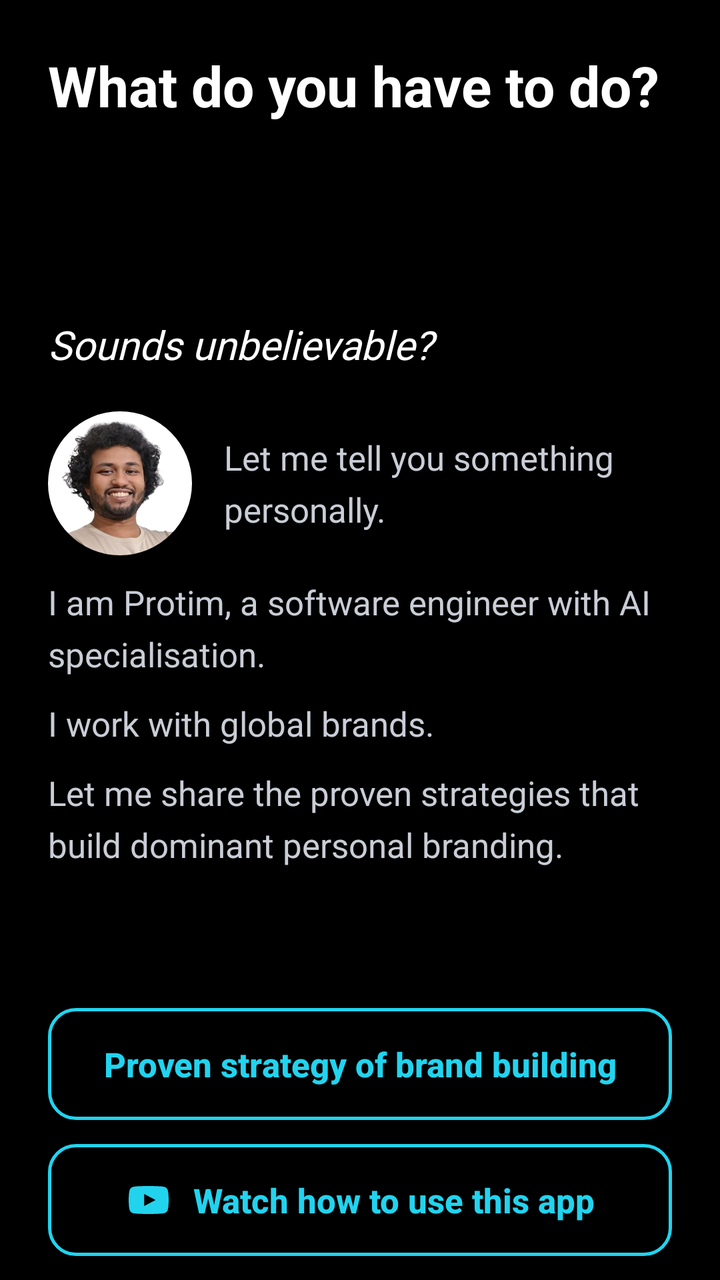
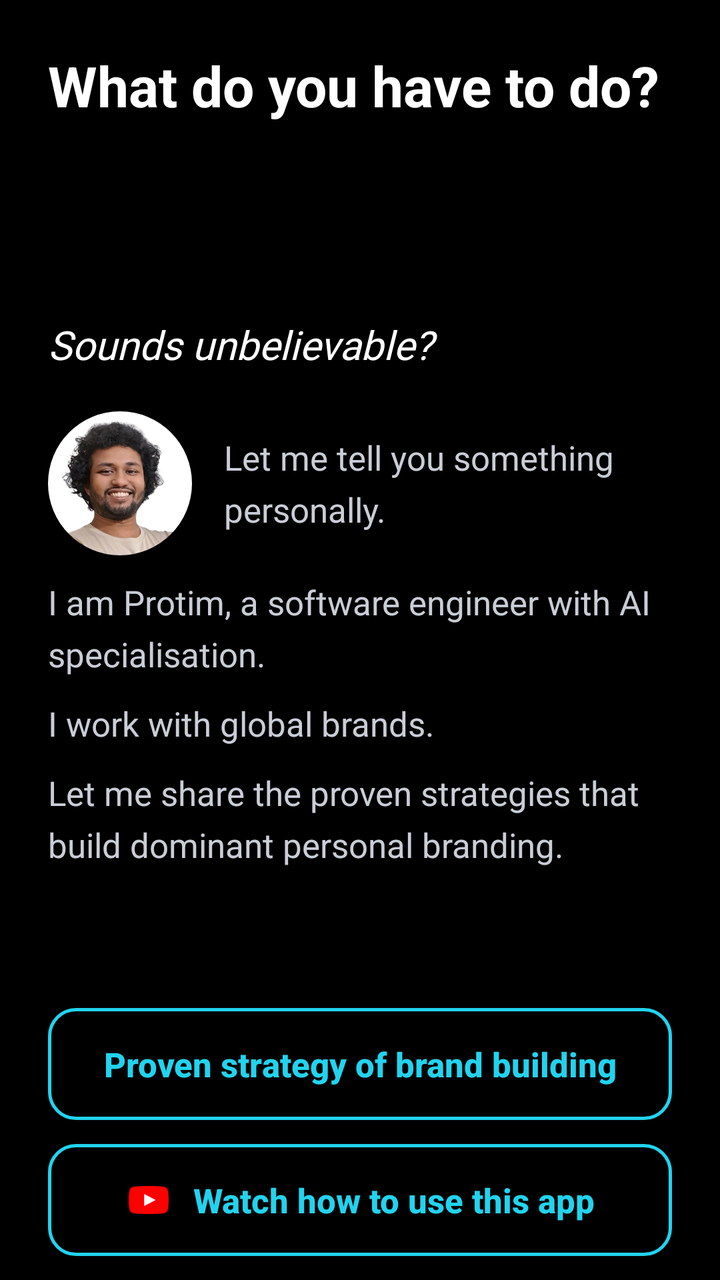

An Android layout rendered at two revisions. The XML below is the earlier revision; the diff shows what the commit changed to produce the second picture.
<!-- AndroidManifest.xml: application theme Theme.CustomScreen -->
<!-- res/layout/item_onboarding_todo.xml -->
<?xml version="1.0" encoding="utf-8"?>
<LinearLayout xmlns:android="http://schemas.android.com/apk/res/android"
    xmlns:app="http://schemas.android.com/apk/res-auto"
    style="@style/OnbPage">

    <TextView
        style="@style/OnbTitle"
        android:text="@string/onb_title_todo" />

    <ScrollView style="@style/OnbScroll">

        <LinearLayout
            android:layout_width="match_parent"
            android:layout_height="wrap_content"
            android:orientation="vertical">

            <TextView
                android:id="@+id/onb_todo_talk"
                style="@style/OnbBody" />

            <TextView
                android:id="@+id/onb_todo_grow"
                style="@style/OnbBody"
                android:layout_marginTop="12dp" />

            <TextView
                android:layout_width="match_parent"
                android:layout_height="wrap_content"
                android:layout_marginTop="20dp"
                android:fontFamily="@font/bitter"
                android:text="@string/onb_todo_doubt"
                android:textColor="@color/onb_title"
                android:textSize="20sp"
                android:textStyle="italic" />

            
            <LinearLayout
                android:layout_width="match_parent"
                android:layout_height="wrap_content"
                android:layout_marginTop="20dp"
                android:gravity="center_vertical"
                android:orientation="horizontal">

                <com.google.android.material.imageview.ShapeableImageView
                    android:layout_width="72dp"
                    android:layout_height="72dp"
                    android:background="@android:color/white"
                    android:contentDescription="@string/onb_founder_photo_desc"
                    android:scaleType="centerCrop"
                    android:src="@drawable/founder_photo"
                    app:shapeAppearanceOverlay="@style/OnbCircle" />

                <TextView
                    style="@style/OnbBody"
                    android:layout_width="0dp"
                    android:layout_marginStart="16dp"
                    android:layout_weight="1"
                    android:text="@string/onb_note_personal" />
            </LinearLayout>

            <TextView
                style="@style/OnbBody"
                android:layout_marginTop="12dp"
                android:text="@string/onb_note_intro" />

            <TextView
                style="@style/OnbBody"
                android:layout_marginTop="12dp"
                android:text="@string/onb_note_brands" />

            <TextView
                style="@style/OnbBody"
                android:layout_marginTop="12dp"
                android:text="@string/onb_note_secrets" />
        </LinearLayout>
    </ScrollView>

    
    <Button
        android:id="@+id/btn_onb_strategy"
        style="@style/OnbOutlinedButton"
        android:text="@string/onb_brand_strategy" />

    
    <com.google.android.material.button.MaterialButton
        android:id="@+id/btn_onb_watch"
        style="@style/OnbOutlinedButton"
        android:layout_marginBottom="12dp"
        android:text="@string/onb_watch_how"
        app:icon="@drawable/ic_youtube"
        app:iconGravity="textStart"
        app:iconPadding="10dp"
        app:iconSize="24dp"
        app:iconTint="@color/onb_accent" />
</LinearLayout>
<!-- resources referenced by this layout -->
<resources>
  <color name="onb_accent">#22D3EE</color>
  <color name="onb_title">#FFFFFF</color>
  <!-- drawable ic_youtube (drawable) -->
  <vector xmlns:android="http://schemas.android.com/apk/res/android"
      android:width="24dp"
      android:height="24dp"
      android:viewportWidth="24"
      android:viewportHeight="24">
    <path
        android:fillColor="#FFFFFFFF"
        android:pathData="M21.58,7.19c-0.23,-0.86 -0.91,-1.54 -1.77,-1.77C18.25,5 12,5 12,5s-6.25,0 -7.81,0.42c-0.86,0.23 -1.54,0.91 -1.77,1.77C2,8.75 2,12 2,12s0,3.25 0.42,4.81c0.23,0.86 0.91,1.54 1.77,1.77C5.75,19 12,19 12,19s6.25,0 7.81,-0.42c0.86,-0.23 1.54,-0.91 1.77,-1.77C22,15.25 22,12 22,12s0,-3.25 -0.42,-4.81zM9.75,15.02V8.98L15.5,12l-5.75,3.02z"/>
  </vector>
  <string name="onb_brand_strategy">Proven strategy of brand building</string>
  <string name="onb_founder_photo_desc">Photo of Protim</string>
  <string name="onb_note_brands">I work with global brands.</string>
  <string name="onb_note_intro">I am Protim, a software engineer with AI specialisation.</string>
  <string name="onb_note_personal">Let me tell you something personally.</string>
  <string name="onb_note_secrets">Let me share the proven strategies that build dominant personal branding.</string>
  <string name="onb_title_todo">What do you have to do?</string>
  <string name="onb_todo_doubt">Sounds unbelievable?</string>
  <string name="onb_watch_how">Watch how to use this app</string>
  <style name="OnbBody">
          <item name="android:layout_width">match_parent</item>
          <item name="android:layout_height">wrap_content</item>
          <item name="android:lineHeight">26sp</item>
          <item name="android:textColor">@color/onb_body</item>
          <item name="android:textSize">17sp</item>
      </style>
  <style name="OnbCircle">
          <item name="cornerSize">50%</item>
      </style>
  <style name="OnbPage">
          <item name="android:layout_width">match_parent</item>
          <item name="android:layout_height">match_parent</item>
          <item name="android:orientation">vertical</item>
          <item name="android:paddingStart">24dp</item>
          <item name="android:paddingEnd">24dp</item>
          <item name="android:paddingTop">24dp</item>
      </style>
  <style name="OnbScroll">
          <item name="android:layout_width">match_parent</item>
          <item name="android:layout_height">0dp</item>
          <item name="android:layout_weight">1</item>
          <item name="android:layout_marginTop">20dp</item>
          <item name="android:scrollbars">none</item>
          <item name="android:fadingEdgeLength">24dp</item>
          <item name="android:requiresFadingEdge">vertical</item>
      </style>
  <style name="OnbTitle">
          <item name="android:layout_width">match_parent</item>
          <item name="android:layout_height">wrap_content</item>
          <item name="android:accessibilityHeading">true</item>
          <item name="android:textColor">@color/onb_title</item>
          <item name="android:textSize">28sp</item>
          <item name="android:textStyle">bold</item>
      </style>
  <style name="Theme.CustomScreen" parent="Theme.MaterialComponents.DayNight.NoActionBar">
          <item name="android:windowBackground">@android:color/black</item>
          <item name="android:statusBarColor">@android:color/transparent</item>
          <item name="android:navigationBarColor">@android:color/transparent</item>
          <item name="android:windowLightStatusBar">false</item>
          <item name="android:windowLightNavigationBar">false</item>
      </style>
  <color name="onb_body">#C9CDD6</color>
  <color name="onb_progress_track">#26FFFFFF</color>
  <!-- unchanged entries left out for length: 2 -->
</resources>

<!-- the commit's change to res/layout/item_onboarding_todo.xml (unified diff, before → after) -->
@@ -87,9 +87,9 @@
         style="@style/OnbOutlinedButton"
         android:layout_marginBottom="12dp"
         android:text="@string/onb_watch_how"
-        app:icon="@drawable/ic_youtube"
+        app:icon="@drawable/ic_youtube_color"
         app:iconGravity="textStart"
         app:iconPadding="10dp"
         app:iconSize="24dp"
-        app:iconTint="@color/onb_accent" />
+        app:iconTint="@null" />
 </LinearLayout>
<!-- resource entries referenced after the edit -->
@@ -2,15 +2,18 @@
 <resources>
   <color name="onb_accent">#22D3EE</color>
   <color name="onb_title">#FFFFFF</color>
-  <!-- drawable ic_youtube (drawable) -->
+  <!-- drawable ic_youtube_color (drawable) -->
   <vector xmlns:android="http://schemas.android.com/apk/res/android"
       android:width="24dp"
       android:height="24dp"
       android:viewportWidth="24"
       android:viewportHeight="24">
     <path
-        android:fillColor="#FFFFFFFF"
-        android:pathData="M21.58,7.19c-0.23,-0.86 -0.91,-1.54 -1.77,-1.77C18.25,5 12,5 12,5s-6.25,0 -7.81,0.42c-0.86,0.23 -1.54,0.91 -1.77,1.77C2,8.75 2,12 2,12s0,3.25 0.42,4.81c0.23,0.86 0.91,1.54 1.77,1.77C5.75,19 12,19 12,19s6.25,0 7.81,-0.42c0.86,-0.23 1.54,-0.91 1.77,-1.77C22,15.25 22,12 22,12s0,-3.25 -0.42,-4.81zM9.75,15.02V8.98L15.5,12l-5.75,3.02z"/>
+        android:fillColor="#FF0000"
+        android:pathData="M21.58,7.19c-0.23,-0.86 -0.91,-1.54 -1.77,-1.77C18.25,5 12,5 12,5s-6.25,0 -7.81,0.42c-0.86,0.23 -1.54,0.91 -1.77,1.77C2,8.75 2,12 2,12s0,3.25 0.42,4.81c0.23,0.86 0.91,1.54 1.77,1.77C5.75,19 12,19 12,19s6.25,0 7.81,-0.42c0.86,-0.23 1.54,-0.91 1.77,-1.77C22,15.25 22,12 22,12s0,-3.25 -0.42,-4.81z"/>
+    <path
+        android:fillColor="#FFFFFF"
+        android:pathData="M9.75,15.02L9.75,8.98L15.5,12z"/>
   </vector>
   <string name="onb_brand_strategy">Proven strategy of brand building</string>
   <string name="onb_founder_photo_desc">Photo of Protim</string>
